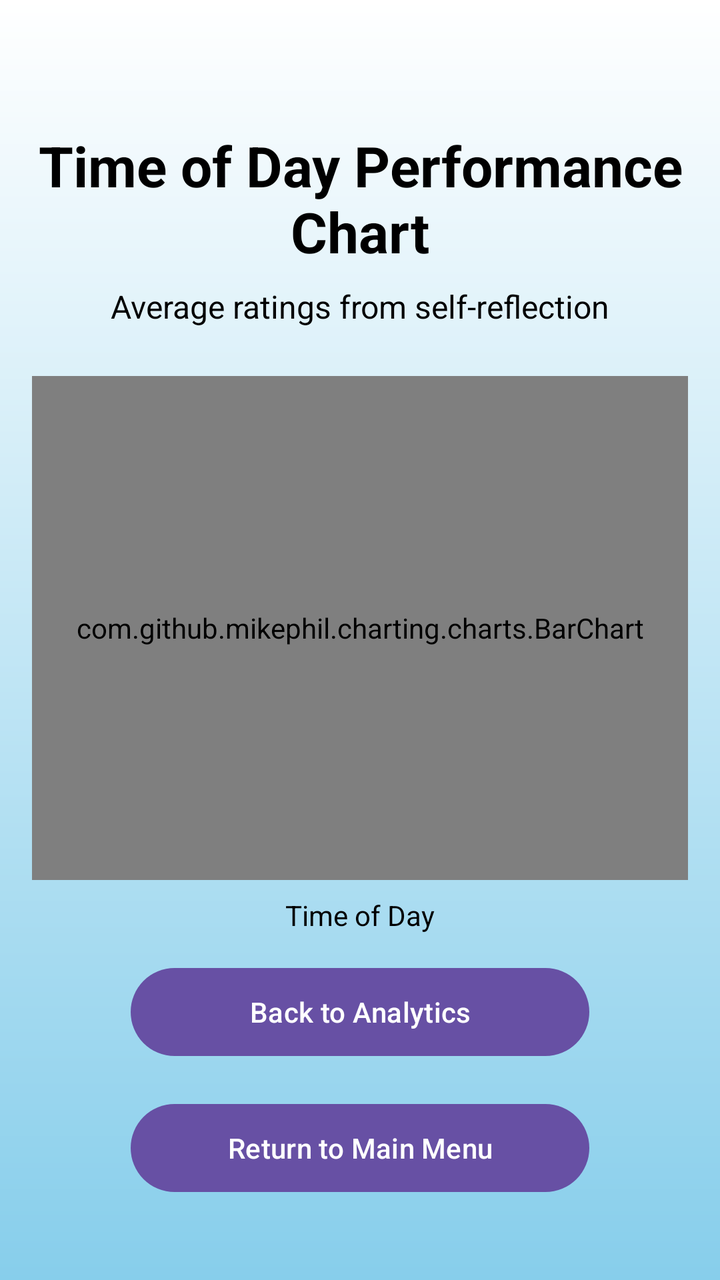
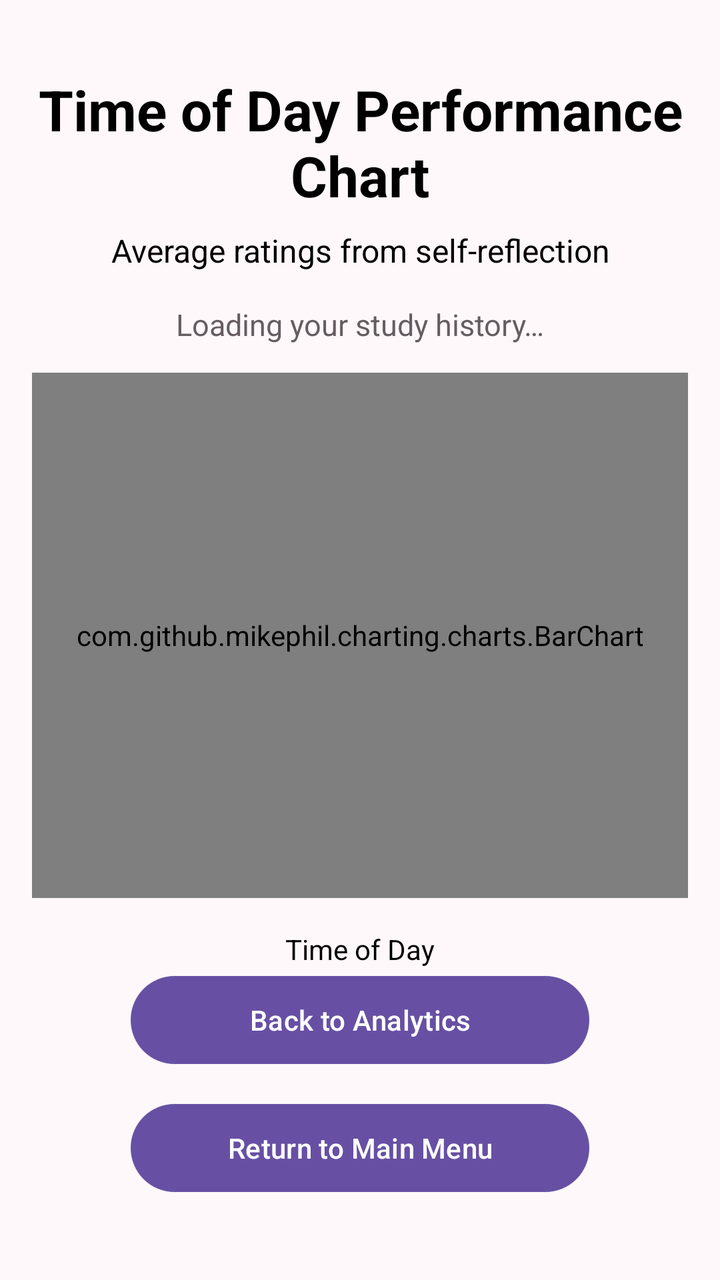

Before-and-after screenshots of an Android layout around one commit, followed by the original layout XML and the change that was made.
<!-- AndroidManifest.xml: application theme Theme.Zone -->
<!-- res/layout/recommended_study_times.xml -->
<?xml version="1.0" encoding="utf-8"?>
<androidx.constraintlayout.widget.ConstraintLayout xmlns:android="http://schemas.android.com/apk/res/android"
    xmlns:app="http://schemas.android.com/apk/res-auto"
    xmlns:tools="http://schemas.android.com/tools"
    android:layout_width="match_parent"
    android:layout_height="match_parent"
    android:padding="16dp">

    <TextView
        android:id="@+id/studyTimesTitle"
        android:layout_width="wrap_content"
        android:layout_height="wrap_content"
        android:layout_marginTop="48dp"
        android:text="@string/recommended_study_times_title"
        android:textColor="@color/black"
        android:textSize="28sp"
        android:textStyle="bold"
        android:gravity="center"
        app:layout_constraintEnd_toEndOf="parent"
        app:layout_constraintStart_toStartOf="parent"
        app:layout_constraintTop_toTopOf="parent" />

    <TextView
        android:id="@+id/chartDescription"
        android:layout_width="wrap_content"
        android:layout_height="wrap_content"
        android:layout_marginTop="8dp"
        android:text="@string/recommended_study_times_desc"
        android:textColor="@color/black"
        android:textSize="16sp"
        app:layout_constraintEnd_toEndOf="parent"
        app:layout_constraintStart_toStartOf="parent"
        app:layout_constraintTop_toBottomOf="@id/studyTimesTitle" />

    
    <com.github.mikephil.charting.charts.BarChart
        android:id="@+id/performanceBarChart"
        android:layout_width="0dp"
        android:layout_height="0dp"
        android:layout_marginTop="24dp"
        android:layout_marginBottom="40dp"
        app:layout_constraintBottom_toTopOf="@+id/backToAnalyticsButton"
        app:layout_constraintEnd_toEndOf="parent"
        app:layout_constraintStart_toStartOf="parent"
        app:layout_constraintTop_toBottomOf="@id/chartDescription" />

    <TextView
        android:id="@+id/xAxisLabel"
        android:layout_width="wrap_content"
        android:layout_height="wrap_content"
        android:layout_marginTop="8dp"
        android:text="@string/time_of_day_label"
        android:textColor="@color/black"
        android:textSize="14sp"
        app:layout_constraintEnd_toEndOf="@+id/performanceBarChart"
        app:layout_constraintStart_toStartOf="@+id/performanceBarChart"
        app:layout_constraintTop_toBottomOf="@+id/performanceBarChart" />

    <Button
        android:id="@+id/backToAnalyticsButton"
        android:layout_width="0dp"
        android:layout_height="52dp"
        android:layout_marginBottom="16dp"
        android:text="@string/back_to_analytics"
        app:layout_constraintBottom_toTopOf="@+id/mainMenuButton"
        app:layout_constraintEnd_toEndOf="parent"
        app:layout_constraintStart_toStartOf="parent"
        app:layout_constraintWidth_percent="0.7" />

    <Button
        android:id="@+id/mainMenuButton"
        android:layout_width="0dp"
        android:layout_height="52dp"
        android:layout_marginBottom="24dp"
        android:text="@string/return_to_main_menu"
        app:layout_constraintBottom_toBottomOf="parent"
        app:layout_constraintEnd_toEndOf="parent"
        app:layout_constraintStart_toStartOf="parent"
        app:layout_constraintWidth_percent="0.7" />

</androidx.constraintlayout.widget.ConstraintLayout>
<!-- resources referenced by this layout -->
<resources>
  <color name="black">#FF000000</color>
  <string name="back_to_analytics">Back to Analytics</string>
  <string name="recommended_study_times_desc">Average ratings from self-reflection</string>
  <string name="recommended_study_times_title">Time of Day Performance Chart</string>
  <string name="return_to_main_menu">Return to Main Menu</string>
  <string name="time_of_day_label">Time of Day</string>
  <style name="Theme.Zone" parent="Base.Theme.Zone" />
  <style name="Base.Theme.Zone" parent="Theme.Material3.Light">
          <item name="colorPrimary">@color/zone_primary</item>
          <item name="colorOnPrimary">@color/white</item>
          <item name="colorSecondary">@color/zone_heart</item>
          <item name="colorSurface">@color/white</item>
          <item name="colorSurfaceContainer">@color/zone_surface</item>
          <item name="colorOnSurface">@color/zone_text_primary</item>
          <item name="android:colorAccent">@color/zone_primary</item>
          <item name="android:textColorPrimary">@color/zone_text_primary</item>
          <item name="android:textColorSecondary">@color/zone_text_secondary</item>
          <item name="android:navigationBarColor">@color/white</item>
          <item name="android:statusBarColor">@color/zone_primary</item>
          <item name="android:windowLightStatusBar">false</item>
          <item name="android:windowBackground">@drawable/background_gradient</item>
      </style>
  <color name="zone_primary">#6750A4</color>
  <color name="white">#FFFFFFFF</color>
  <color name="zone_heart">#D8325A</color>
  <color name="zone_surface">#FFF1F4</color>
  <color name="zone_text_primary">#231F22</color>
  <color name="zone_text_secondary">#655D62</color>
  <!-- drawable background_gradient (drawable) -->
  <?xml version="1.0" encoding="utf-8"?>
  <shape xmlns:android="http://schemas.android.com/apk/res/android"
      android:shape="rectangle">
      <gradient
          android:startColor="@color/white"
          android:endColor="@color/sky_blue"
          android:angle="270" />
  </shape>
  <color name="sky_blue">#87CEEB</color>
</resources>

<!-- the commit's change to res/layout/recommended_study_times.xml (unified diff, before → after) -->
@@ -4,13 +4,14 @@
     xmlns:tools="http://schemas.android.com/tools"
     android:layout_width="match_parent"
     android:layout_height="match_parent"
+    android:background="@color/zone_background"
     android:padding="16dp">
 
     <TextView
         android:id="@+id/studyTimesTitle"
         android:layout_width="wrap_content"
         android:layout_height="wrap_content"
-        android:layout_marginTop="48dp"
+        android:layout_marginTop="20dp"
         android:text="@string/recommended_study_times_title"
         android:textColor="@color/black"
         android:textSize="28sp"
@@ -22,27 +23,42 @@
 
     <TextView
         android:id="@+id/chartDescription"
-        android:layout_width="wrap_content"
+        android:layout_width="0dp"
         android:layout_height="wrap_content"
         android:layout_marginTop="8dp"
         android:text="@string/recommended_study_times_desc"
         android:textColor="@color/black"
         android:textSize="16sp"
+        android:gravity="center"
         app:layout_constraintEnd_toEndOf="parent"
         app:layout_constraintStart_toStartOf="parent"
         app:layout_constraintTop_toBottomOf="@id/studyTimesTitle" />
 
-    
+    <TextView
+        android:id="@+id/chartStatusText"
+        android:layout_width="0dp"
+        android:layout_height="wrap_content"
+        android:layout_marginTop="16dp"
+        android:gravity="center"
+        android:text="@string/loading_recommendations"
+        android:textColor="@color/zone_text_secondary"
+        android:textSize="15sp"
+        app:layout_constraintEnd_toEndOf="parent"
+        app:layout_constraintStart_toStartOf="parent"
+        app:layout_constraintTop_toBottomOf="@id/chartDescription" />
+
     <com.github.mikephil.charting.charts.BarChart
         android:id="@+id/performanceBarChart"
         android:layout_width="0dp"
         android:layout_height="0dp"
-        android:layout_marginTop="24dp"
-        android:layout_marginBottom="40dp"
-        app:layout_constraintBottom_toTopOf="@+id/backToAnalyticsButton"
+        android:layout_marginTop="14dp"
+        android:layout_marginBottom="8dp"
+        android:background="@drawable/device_list_background"
+        android:padding="8dp"
+        app:layout_constraintBottom_toTopOf="@+id/xAxisLabel"
         app:layout_constraintEnd_toEndOf="parent"
         app:layout_constraintStart_toStartOf="parent"
-        app:layout_constraintTop_toBottomOf="@id/chartDescription" />
+        app:layout_constraintTop_toBottomOf="@id/chartStatusText" />
 
     <TextView
         android:id="@+id/xAxisLabel"
@@ -52,6 +68,7 @@
         android:text="@string/time_of_day_label"
         android:textColor="@color/black"
         android:textSize="14sp"
+        app:layout_constraintBottom_toTopOf="@id/backToAnalyticsButton"
         app:layout_constraintEnd_toEndOf="@+id/performanceBarChart"
         app:layout_constraintStart_toStartOf="@+id/performanceBarChart"
         app:layout_constraintTop_toBottomOf="@+id/performanceBarChart" />
@@ -60,7 +77,7 @@
         android:id="@+id/backToAnalyticsButton"
         android:layout_width="0dp"
         android:layout_height="52dp"
-        android:layout_marginBottom="16dp"
+        android:layout_marginBottom="12dp"
         android:text="@string/back_to_analytics"
         app:layout_constraintBottom_toTopOf="@+id/mainMenuButton"
         app:layout_constraintEnd_toEndOf="parent"
<!-- resource entries referenced after the edit -->
@@ -1,7 +1,9 @@
 <!-- resources referenced by this layout -->
 <resources>
   <color name="black">#FF000000</color>
+  <color name="zone_background">#FFF8FA</color>
   <string name="back_to_analytics">Back to Analytics</string>
+  <string name="loading_recommendations">Loading your study history…</string>
   <string name="recommended_study_times_desc">Average ratings from self-reflection</string>
   <string name="recommended_study_times_title">Time of Day Performance Chart</string>
   <string name="return_to_main_menu">Return to Main Menu</string>
@@ -24,10 +26,18 @@
       </style>
   <color name="zone_primary">#6750A4</color>
   <color name="white">#FFFFFFFF</color>
+  <color name="zone_border">#E5D9DF</color>
   <color name="zone_heart">#D8325A</color>
   <color name="zone_surface">#FFF1F4</color>
   <color name="zone_text_primary">#231F22</color>
   <color name="zone_text_secondary">#655D62</color>
+  <!-- drawable device_list_background (drawable) -->
+  <?xml version="1.0" encoding="utf-8"?>
+  <shape xmlns:android="http://schemas.android.com/apk/res/android" android:shape="rectangle">
+      <solid android:color="@color/white" />
+      <stroke android:width="1dp" android:color="@color/zone_border" />
+      <corners android:radius="16dp" />
+  </shape>
   <!-- drawable background_gradient (drawable) -->
   <?xml version="1.0" encoding="utf-8"?>
   <shape xmlns:android="http://schemas.android.com/apk/res/android"
